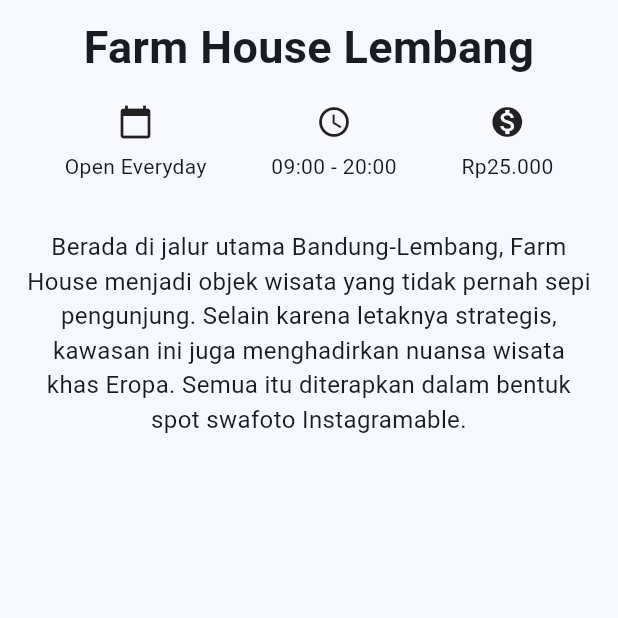
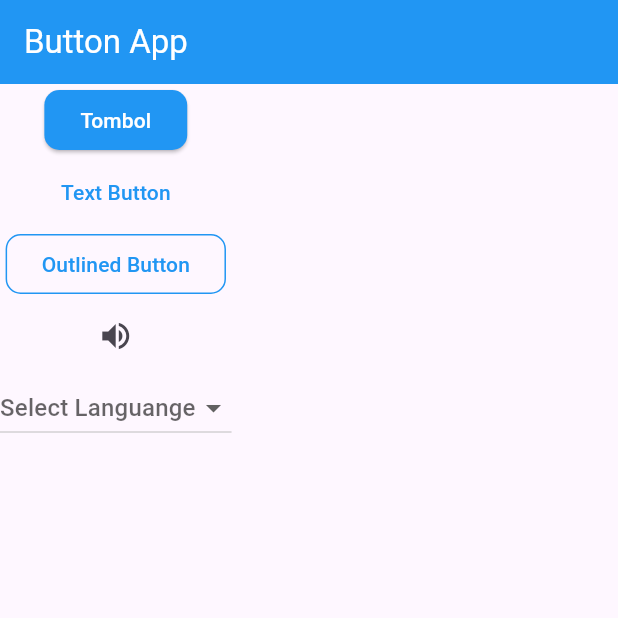
Before and after one commit to fauzihub13/lokatrip, a Flutter app: the screen it shows after launch, on a phone screen of 412 x 824 dp, the top half of it. Run offline on Flutter 3.47's test engine with Material 3 defaults, Android fonts, the light colour scheme and no system bars.

Commit message:
feat: button type variations

```diff
--- /dev/null
+++ b/lib/components/button.dart
@@ -0,0 +1,101 @@
+import 'package:flutter/material.dart';
+
+class ButtonApp extends StatelessWidget {
+  const ButtonApp({Key? key}) : super(key: key);
+
+  @override
+  Widget build(BuildContext context) {
+    return MaterialApp(
+      title: "Button App",
+      theme: ThemeData(),
+      home: const ButtonAppScreen(),
+    );
+  }
+}
+
+class ButtonAppScreen extends StatefulWidget {
+  const ButtonAppScreen({Key? key}) : super(key: key);
+
+  @override
+  State<ButtonAppScreen> createState() => _ButtonAppScreenState();
+}
+
+class _ButtonAppScreenState extends State<ButtonAppScreen> {
+  String? selectedLanguage;
+  @override
+  Widget build(BuildContext context) {
+    return Scaffold(
+      appBar: AppBar(
+        title: const Text(
+          'Button App',
+          style: TextStyle(color: Colors.white),
+        ),
+        backgroundColor: Colors.blue,
+      ),
+      body: SafeArea(
+          child: Column(
+        children: [
+          ElevatedButton(
+            style: ElevatedButton.styleFrom(
+                backgroundColor: Colors.blue,
+                shape: RoundedRectangleBorder(
+                  borderRadius: BorderRadius.circular(10),
+                )),
+            child: const Text(
+              "Tombol",
+              style: TextStyle(color: Colors.white),
+            ),
+            onPressed: () {
+              // Aksi ketika button diklik
+            },
+          ),
+          TextButton(
+            child: const Text(
+              'Text Button',
+              style: TextStyle(color: Colors.blue),
+            ),
+            onPressed: () {},
+          ),
+          OutlinedButton(
+            style: OutlinedButton.styleFrom(
+                shape: RoundedRectangleBorder(
+                    borderRadius: BorderRadius.circular(10)),
+                side: const BorderSide(color: Colors.blue, width: 1)),
+            child: const Text(
+              'Outlined Button',
+              style: TextStyle(color: Colors.blue),
+            ),
+            onPressed: () {},
+          ),
+          IconButton(
+            onPressed: () {},
+            icon: const Icon(Icons.volume_up),
+            tooltip: 'Increase volume by 10',
+          ),
+          DropdownButton(
+              items: const <DropdownMenuItem<String>>[
+                DropdownMenuItem<String>(
+                  value: 'Dart',
+                  child: Text('Dart'),
+                ),
+                DropdownMenuItem<String>(
+                  value: 'Kotlin',
+                  child: Text('Kotlin'),
+                ),
+                DropdownMenuItem<String>(
+                  value: 'Swift',
+                  child: Text('Swift'),
+                ),
+              ],
+              value: selectedLanguage,
+              hint: const Text('Select Languange'),
+              onChanged: (String? value) {
+                setState(() {
+                  selectedLanguage = value;
+                });
+              })
+        ],
+      )),
+    );
+  }
+}
--- a/lib/main.dart
+++ b/lib/main.dart
@@ -1,7 +1,9 @@
 import 'package:flutter/material.dart';
 
+import 'components/button.dart';
+
 void main() {
-  runApp(const MyApp());
+  runApp(const ButtonApp());
 }
 
 class MyApp extends StatelessWidget {
```
